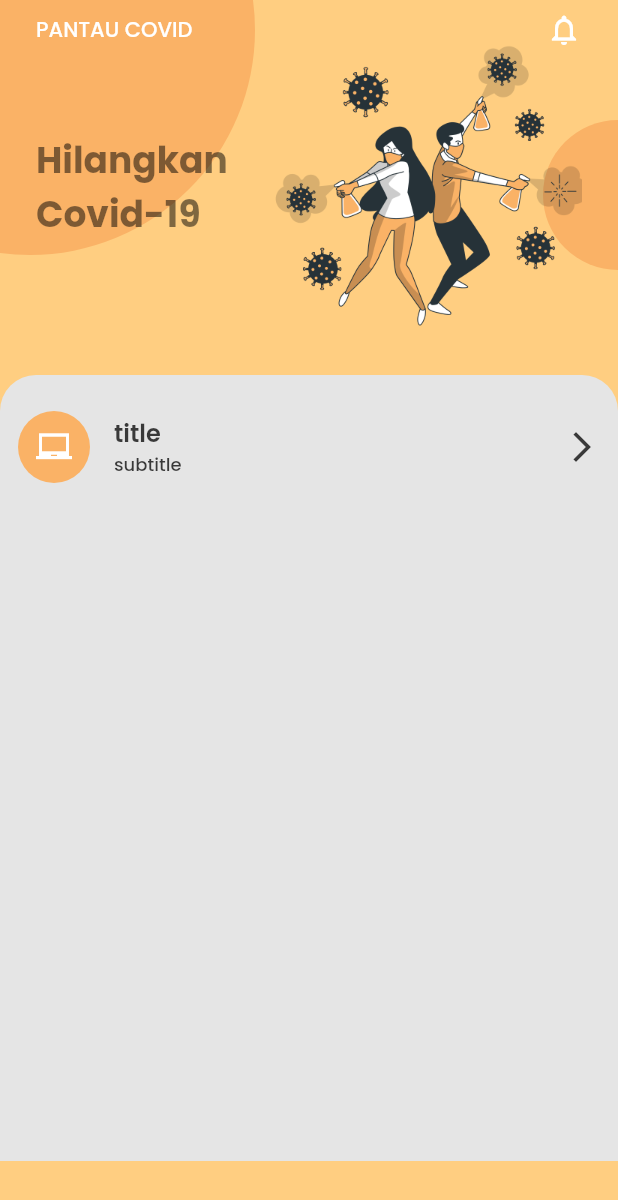
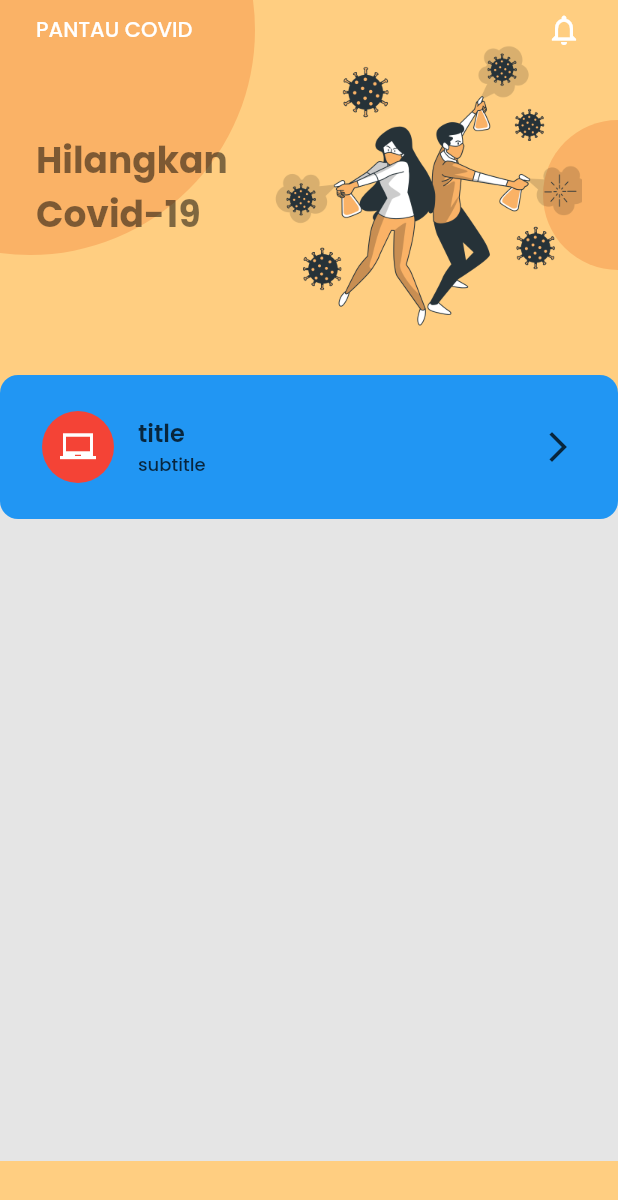
Before and after one commit to nailnafir/pantau-covid, a Flutter app: the screen it shows after launch, on a phone screen of 412 x 824 dp. Shown: the top 1200 px of the screen. Run offline on Flutter 3.47's test engine with Material 2 defaults, Android fonts, the phone set to English and light mode, and no system bars.

Commit message:
fix problem with list card

```diff
--- a/lib/pages/main_page.dart
+++ b/lib/pages/main_page.dart
@@ -13,7 +13,13 @@ class _MainPageState extends State<MainPage> {
     return Scaffold(
       backgroundColor: ColorTheme.primaryColor,
       body: SafeArea(
-        child: _buildBody(),
+        child: Column(
+          children: [
+            Expanded(
+              child: _buildBody(),
+            ),
+          ],
+        ),
       ),
     );
   }
@@ -113,8 +119,8 @@ class _MainPageState extends State<MainPage> {
       child: Column(
         children: [
           ListCard(
-              backgroundIconColor: ColorTheme.secondaryColor,
-              tileColor: ColorTheme.primaryColor,
+              backgroundIconColor: Colors.red,
+              tileColor: Colors.blue,
               title: "title",
               subtitle: "subtitle"),
         ],
--- a/lib/widgets/list_card.dart
+++ b/lib/widgets/list_card.dart
@@ -15,11 +15,12 @@ class ListCard extends StatelessWidget {
 
   @override
   Widget build(BuildContext context) {
-    return ListTile(
-      tileColor: tileColor,
-      shape: RoundedRectangleBorder(
+    return Container(
+      padding: EdgeInsets.all(SpaceConfig.normalSpace),
+      decoration: BoxDecoration(
+          color: tileColor,
           borderRadius: BorderRadius.circular(SpaceConfig.normalSpace)),
-      contentPadding: EdgeInsets.all(SpaceConfig.normalSpace),
+      child: ListTile(
         leading: Container(
           padding: EdgeInsets.all(SpaceConfig.normalSpace),
           decoration: BoxDecoration(
@@ -49,6 +50,7 @@ class ListCard extends StatelessWidget {
           Icons.arrow_forward_ios,
           color: Colors.black.withOpacity(0.75),
         ),
+      ),
     );
   }
 }
```
Lines whose indentation alone changed are shown as unchanged.
